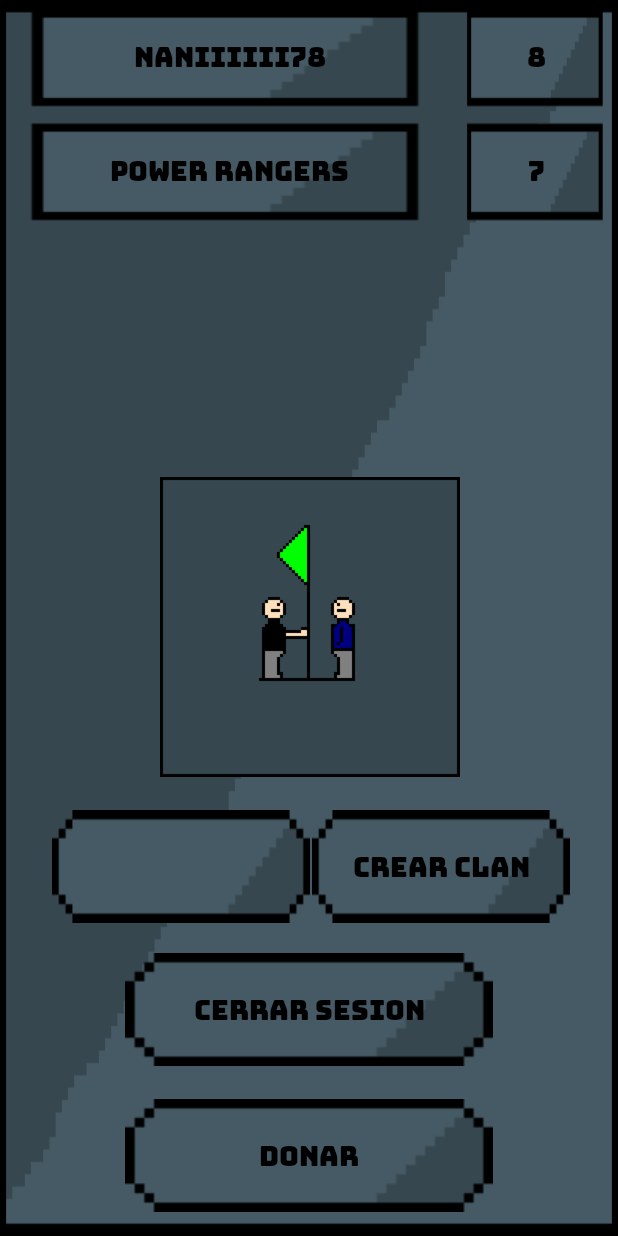
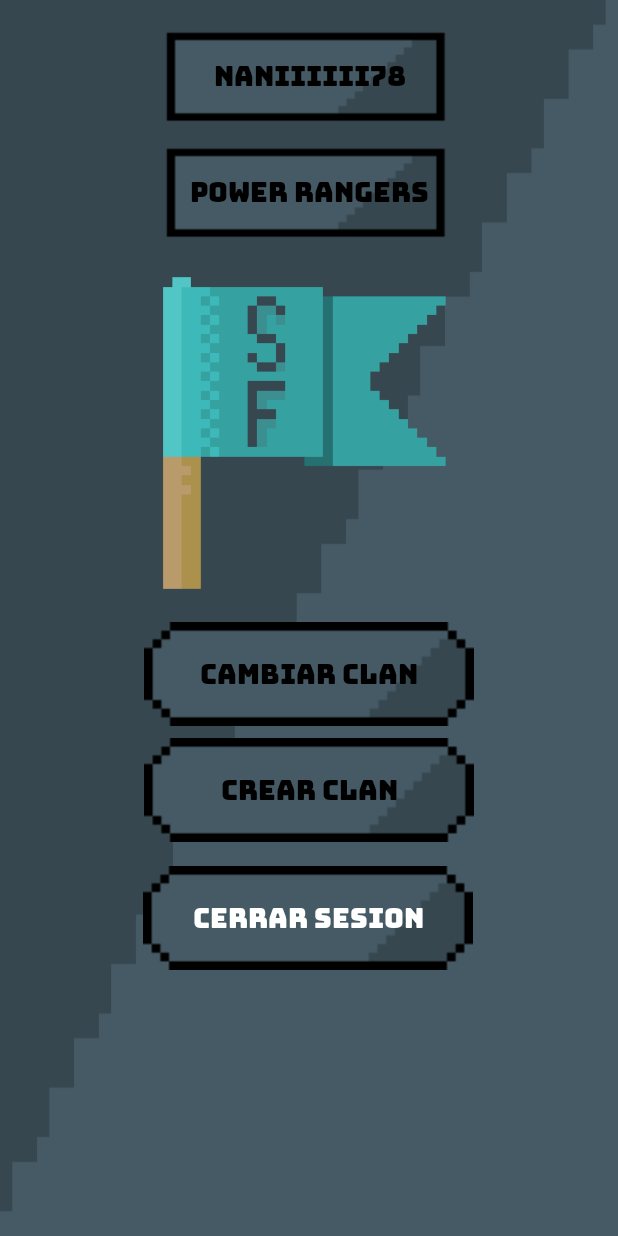
Before and after one commit to SrDyamond/StreetFight, an Android app: the UserDetailActivity screen opened directly, with no data from a screen before it, on a phone screen of 412 x 824 dp. Run offline under Robolectric (Android 15) with nearby library versions, the phone set to English and light mode, and no system bars; 1 statement that could not run was skipped.

Commit message:
#30: ajustando el layout de detalle de usuario

```diff
--- a/AppAndroid/app/src/main/java/com/afundacionfp/street_fight/Client.java
+++ b/AppAndroid/app/src/main/java/com/afundacionfp/street_fight/Client.java
@@ -19,11 +19,12 @@ import java.math.BigInteger;
 import java.nio.charset.StandardCharsets;
 import java.security.MessageDigest;
 import java.security.NoSuchAlgorithmException;
+import java.util.Locale;
 
 public class Client {
 
     private static Client client = null;
-    public static final String DJANGOSERVERIP ="192.168.0.105:8000";
+    public static final String DJANGOSERVERIP ="192.168.0.110:8000";
     private final RequestQueue requestQueue;
 
     private Client(Context context){
@@ -245,8 +246,7 @@ public class Client {
 
     public void sendFlagRequest(double latitude, double longitude, double radius, ResponseHandlerArray handler){
         // Instantiate the RequestQueue.
-        String url ="http://"+ DJANGOSERVERIP+"/flag?latitude="+String.format("%1$,.7f", latitude)+"&longitude="+String.format("%1$,.7f", longitude)+"&radius="+String.format("%1$,.7f", radius);
-
+        String url ="http://"+ DJANGOSERVERIP+"/flag?latitude="+String.format(Locale.US, "%1$,.7f", latitude)+"&longitude="+String.format(Locale.US, "%1$,.7f", longitude)+"&radius="+String.format(Locale.US, "%1$,.7f", radius);
 
         JsonArrayRequest jsonArrayRequest = new JsonArrayRequest(Request.Method.GET, url, null,
                 new Response.Listener<JSONArray>() {
--- a/AppAndroid/app/src/main/res/layout/create_clan_layout.xml
+++ b/AppAndroid/app/src/main/res/layout/create_clan_layout.xml
@@ -28,7 +28,7 @@
         android:hint="@string/clan_name"
         android:inputType="text"
         android:textAlignment="center"
-        android:textColorHint="@color/texto_hint"
+        android:textColorHint="@color/text_hint"
         app:layout_constraintEnd_toEndOf="parent"
         app:layout_constraintStart_toStartOf="parent"
         app:layout_constraintTop_toBottomOf="@+id/login_app_logo" />
@@ -45,7 +45,7 @@
         android:hint="@string/clan_acronym"
         android:inputType="text"
         android:textAlignment="center"
-        android:textColorHint="@color/texto_hint"
+        android:textColorHint="@color/text_hint"
         app:layout_constraintEnd_toEndOf="parent"
         app:layout_constraintStart_toStartOf="parent"
         app:layout_constraintTop_toBottomOf="@+id/input_create_clan_name" />
@@ -62,7 +62,7 @@
         android:hint="@string/clan_color"
         android:inputType="text"
         android:textAlignment="center"
-        android:textColorHint="@color/texto_hint"
+        android:textColorHint="@color/text_hint"
         app:layout_constraintEnd_toEndOf="parent"
         app:layout_constraintStart_toStartOf="parent"
         app:layout_constraintTop_toBottomOf="@+id/input_create_clan_acronym" />
@@ -79,7 +79,7 @@
         android:hint="@string/clan_icon_url"
         android:inputType="textUri"
         android:textAlignment="center"
-        android:textColorHint="@color/texto_hint"
+        android:textColorHint="@color/text_hint"
         app:layout_constraintEnd_toEndOf="parent"
         app:layout_constraintStart_toStartOf="parent"
         app:layout_constraintTop_toBottomOf="@+id/input_create_clan_color" />
--- a/AppAndroid/app/src/main/res/layout/login_layout.xml
+++ b/AppAndroid/app/src/main/res/layout/login_layout.xml
@@ -27,7 +27,7 @@
         android:hint="@string/username"
         android:inputType="textPersonName"
         android:textAlignment="center"
-        android:textColorHint="@color/texto_hint"
+        android:textColorHint="@color/text_hint"
         app:layout_constraintEnd_toEndOf="parent"
         app:layout_constraintStart_toStartOf="parent"
         app:layout_constraintTop_toBottomOf="@+id/login_app_logo" />
@@ -43,7 +43,7 @@
         android:hint="@string/password"
         android:inputType="textPassword"
         android:textAlignment="center"
-        android:textColorHint="@color/texto_hint"
+        android:textColorHint="@color/text_hint"
         app:layout_constraintEnd_toEndOf="parent"
         app:layout_constraintStart_toStartOf="parent"
         app:layout_constraintTop_toBottomOf="@+id/input_username" />
--- a/AppAndroid/app/src/main/res/layout/register_layout.xml
+++ b/AppAndroid/app/src/main/res/layout/register_layout.xml
@@ -27,7 +27,7 @@
         android:hint="@string/insert_username"
         android:inputType="textPersonName"
         android:textAlignment="center"
-        android:textColorHint="@color/texto_hint"
+        android:textColorHint="@color/text_hint"
         app:layout_constraintEnd_toEndOf="parent"
         app:layout_constraintStart_toStartOf="parent"
         app:layout_constraintTop_toBottomOf="@+id/register_app_logo" />
@@ -44,7 +44,7 @@
         android:hint="@string/insert_pass"
         android:inputType="textPassword"
         android:textAlignment="center"
-        android:textColorHint="@color/texto_hint"
+        android:textColorHint="@color/text_hint"
         app:layout_constraintEnd_toEndOf="parent"
         app:layout_constraintStart_toStartOf="parent"
         app:layout_constraintTop_toBottomOf="@+id/input_register_username" />
@@ -61,7 +61,7 @@
         android:hint="@string/repeat_pass"
         android:inputType="textPassword"
         android:textAlignment="center"
-        android:textColorHint="@color/texto_hint"
+        android:textColorHint="@color/text_hint"
         app:layout_constraintEnd_toEndOf="parent"
         app:layout_constraintStart_toStartOf="parent"
         app:layout_constraintTop_toBottomOf="@+id/input_register_password" />
--- a/AppAndroid/app/src/main/res/layout/search_clan_layout_tmp.xml
+++ b/AppAndroid/app/src/main/res/layout/search_clan_layout_tmp.xml
@@ -17,7 +17,7 @@
         android:hint="@string/clan_id"
         android:inputType="textPersonName"
         android:textAlignment="center"
-        android:textColorHint="@color/texto_hint"
+        android:textColorHint="@color/text_hint"
         app:layout_constraintEnd_toEndOf="parent"
         app:layout_constraintStart_toStartOf="parent"
         app:layout_constraintTop_toTopOf="parent" />
--- a/AppAndroid/app/src/main/res/layout/user_detail_layout.xml
+++ b/AppAndroid/app/src/main/res/layout/user_detail_layout.xml
@@ -3,130 +3,85 @@
     xmlns:app="http://schemas.android.com/apk/res-auto"
     android:layout_width="match_parent"
     android:layout_height="match_parent"
-    android:background="@drawable/fondo_pantalla">
+    android:background="@drawable/fondo_azul_1000">
+
+    <ImageView
+        android:id="@+id/login_app_logo"
+        android:layout_width="220dp"
+        android:layout_height="220dp"
+        android:layout_marginTop="16dp"
+        android:background="@drawable/flag_blue_500t"
+        android:contentDescription="@string/todo"
+        app:layout_constraintEnd_toEndOf="parent"
+        app:layout_constraintStart_toStartOf="parent"
+        app:layout_constraintTop_toBottomOf="@+id/userdetails_clanname" />
 
     <TextView
         android:id="@+id/userdetails_username"
-        android:layout_width="306dp"
-        android:layout_height="76dp"
+        android:layout_width="220dp"
+        android:layout_height="69dp"
+        android:layout_marginTop="16dp"
         android:background="@drawable/main_fondo_boton"
         android:ems="10"
         android:fontFamily="@font/bungee"
-        android:gravity="center_vertical"
-        android:text="Naniiiiii78"
-        android:textAlignment="center"
+        android:gravity="center_horizontal|center_vertical"
+        android:text="@string/naniiiiii78"
         android:textColor="#000000"
         android:textColorHint="#040404"
         android:textSize="18sp"
-        app:layout_constraintStart_toStartOf="parent"
-        app:layout_constraintTop_toTopOf="parent" />
-
-    <TextView
-        android:id="@+id/userdetails_clanscore"
-        android:layout_width="107dp"
-        android:layout_height="76dp"
-        android:layout_marginStart="304dp"
-        android:background="@drawable/main_fondo_boton"
-        android:fontFamily="@font/bungee"
-        android:gravity="center_vertical"
-        android:text="7"
-        android:textAlignment="center"
-        android:textColor="#000000"
-        android:textColorHint="#040404"
-        android:textSize="18sp"
-        app:layout_constraintStart_toStartOf="parent"
-        app:layout_constraintTop_toBottomOf="@+id/userdetails_userscore" />
-
-    <TextView
-        android:id="@+id/userdetails_userscore"
-        android:layout_width="107dp"
-        android:layout_height="76dp"
-        android:layout_marginStart="304dp"
-        android:background="@drawable/main_fondo_boton"
-        android:fontFamily="@font/bungee"
-        android:gravity="center_vertical"
-        android:text="8"
-        android:textAlignment="center"
-        android:textColor="#000000"
-        android:textColorHint="#040404"
-        android:textSize="18sp"
+        app:layout_constraintEnd_toEndOf="parent"
         app:layout_constraintStart_toStartOf="parent"
         app:layout_constraintTop_toTopOf="parent" />
 
     <TextView
         android:id="@+id/userdetails_clanname"
-        android:layout_width="306dp"
-        android:layout_height="76dp"
+        android:layout_width="220dp"
+        android:layout_height="69dp"
+        android:layout_marginTop="8dp"
         android:background="@drawable/main_fondo_boton"
         android:fontFamily="@font/bungee"
-        android:gravity="center_vertical"
-        android:text="Power Rangers"
-        android:textAlignment="center"
+        android:gravity="center_horizontal|center_vertical"
+        android:text="@string/power_rangers"
         android:textColor="#000000"
         android:textColorHint="#040404"
         android:textSize="18sp"
+        app:layout_constraintEnd_toEndOf="parent"
         app:layout_constraintStart_toStartOf="parent"
         app:layout_constraintTop_toBottomOf="@+id/userdetails_username" />
 
-    <ImageView
-        android:id="@+id/userdetails_clanicon"
-        android:layout_width="200dp"
-        android:layout_height="200dp"
-        android:layout_marginStart="105dp"
-        android:layout_marginEnd="105dp"
-        android:layout_marginBottom="22dp"
-        app:layout_constraintBottom_toTopOf="@+id/userdetails_createclan_button"
-        app:layout_constraintEnd_toEndOf="parent"
-        app:layout_constraintHorizontal_bias="1.0"
-        app:layout_constraintStart_toStartOf="parent"
-        app:layout_constraintTop_toBottomOf="@+id/userdetails_clanname"
-        app:layout_constraintVertical_bias="1.0"
-        app:srcCompat="@drawable/logo" />
-
     <ImageButton
         android:id="@+id/userdetails_createclan_button"
-        android:layout_width="172dp"
-        android:layout_height="75dp"
-        android:layout_marginEnd="32dp"
-        android:layout_marginBottom="20dp"
+        android:layout_width="220dp"
+        android:layout_height="69dp"
+        android:layout_marginTop="8dp"
         android:background="@drawable/fondo_boton"
         android:contentDescription="@string/todo"
-        app:layout_constraintBottom_toTopOf="@+id/userdetails_logout_button"
-        app:layout_constraintEnd_toEndOf="parent" />
-
-    <ImageButton
-        android:id="@+id/userdetails_donate_button"
-        android:layout_width="245dp"
-        android:layout_height="75dp"
-        android:layout_marginBottom="16dp"
-        android:background="@drawable/fondo_boton"
-        android:contentDescription="@string/todo"
-        app:layout_constraintBottom_toBottomOf="parent"
         app:layout_constraintEnd_toEndOf="parent"
-        app:layout_constraintStart_toStartOf="parent" />
+        app:layout_constraintStart_toStartOf="parent"
+        app:layout_constraintTop_toBottomOf="@+id/userdetails_changeclan_button" />
 
     <ImageButton
         android:id="@+id/userdetails_logout_button"
-        android:layout_width="245dp"
-        android:layout_height="75dp"
-        android:layout_marginBottom="22dp"
+        android:layout_width="220dp"
+        android:layout_height="69dp"
+        android:layout_marginTop="16dp"
         android:background="@drawable/fondo_boton"
         android:contentDescription="@string/todo"
-        app:layout_constraintBottom_toTopOf="@+id/userdetails_donate_button"
         app:layout_constraintEnd_toEndOf="parent"
-        app:layout_constraintStart_toStartOf="parent" />
+        app:layout_constraintHorizontal_bias="0.497"
+        app:layout_constraintStart_toStartOf="parent"
+        app:layout_constraintTop_toBottomOf="@+id/userdetails_createclan_button" />
 
     <ImageButton
         android:id="@+id/userdetails_changeclan_button"
-        android:layout_width="172dp"
-        android:layout_height="75dp"
-        android:layout_marginStart="33dp"
-        android:layout_marginBottom="20dp"
+        android:layout_width="220dp"
+        android:layout_height="69dp"
+        android:layout_marginTop="16dp"
         android:background="@drawable/fondo_boton"
         android:contentDescription="@string/todo"
-        app:layout_constraintBottom_toTopOf="@+id/userdetails_logout_button"
-        app:layout_constraintEnd_toStartOf="@+id/userdetails_createclan_button"
-        app:layout_constraintStart_toStartOf="parent" />
+        app:layout_constraintEnd_toEndOf="parent"
+        app:layout_constraintStart_toStartOf="parent"
+        app:layout_constraintTop_toBottomOf="@+id/login_app_logo" />
 
     <TextView
         android:id="@+id/userdetails_changeclan_text"
@@ -138,10 +93,10 @@
         android:textAlignment="center"
         android:textColor="#000000"
         android:textSize="18sp"
-        app:layout_constraintBottom_toTopOf="@id/userdetails_changeclan_button"
-        app:layout_constraintEnd_toStartOf="@id/userdetails_changeclan_button"
-        app:layout_constraintStart_toEndOf="@+id/userdetails_changeclan_button"
-        app:layout_constraintTop_toBottomOf="@id/userdetails_changeclan_button" />
+        app:layout_constraintBottom_toBottomOf="@+id/userdetails_changeclan_button"
+        app:layout_constraintEnd_toEndOf="@+id/userdetails_changeclan_button"
+        app:layout_constraintStart_toStartOf="@+id/userdetails_changeclan_button"
+        app:layout_constraintTop_toTopOf="@+id/userdetails_changeclan_button" />
 
     <TextView
         android:id="@+id/userdetails_createclan_text"
@@ -165,25 +120,11 @@
         android:fontFamily="@font/bungee"
         android:foregroundGravity="center_horizontal"
         android:text="@string/logout"
-        android:textColor="#000000"
+        android:textColor="@color/text_white"
         android:textSize="18sp"
         app:layout_constraintBottom_toBottomOf="@+id/userdetails_logout_button"
         app:layout_constraintEnd_toEndOf="@+id/userdetails_logout_button"
         app:layout_constraintStart_toStartOf="@+id/userdetails_logout_button"
         app:layout_constraintTop_toTopOf="@+id/userdetails_logout_button" />
 
-    <TextView
-        android:id="@+id/userdetails_donate_text"
-        android:layout_width="wrap_content"
-        android:layout_height="wrap_content"
-        android:fontFamily="@font/bungee"
-        android:foregroundGravity="center_horizontal"
-        android:text="@string/donate"
-        android:textColor="#000000"
-        android:textSize="18sp"
-        app:layout_constraintBottom_toBottomOf="@+id/userdetails_donate_button"
-        app:layout_constraintEnd_toEndOf="@+id/userdetails_donate_button"
-        app:layout_constraintStart_toStartOf="@+id/userdetails_donate_button"
-        app:layout_constraintTop_toTopOf="@+id/userdetails_donate_button" />
-
 </androidx.constraintlayout.widget.ConstraintLayout>
--- a/AppAndroid/app/src/main/res/values/colors.xml
+++ b/AppAndroid/app/src/main/res/values/colors.xml
@@ -11,5 +11,5 @@
     <color name="text_white">#FFFFFFFF</color>
     <color name="azul_oscuro">#37474f</color>
     <color name="azul_claro">#37474f</color>
-    <color name="texto_hint">#273136</color>
+    <color name="text_hint">#273136</color>
 </resources>
--- a/AppAndroid/app/src/main/res/values/strings.xml
+++ b/AppAndroid/app/src/main/res/values/strings.xml
@@ -24,4 +24,6 @@
     <string name="capture_start">Captura     comenzada</string>
     <string name="clan_id">CLAN ID</string>
     <string name="join_and_create">JOIN AND CREATE</string>
+    <string name="power_rangers">Power Rangers</string>
+    <string name="naniiiiii78">Naniiiiii78</string>
 </resources>
```
